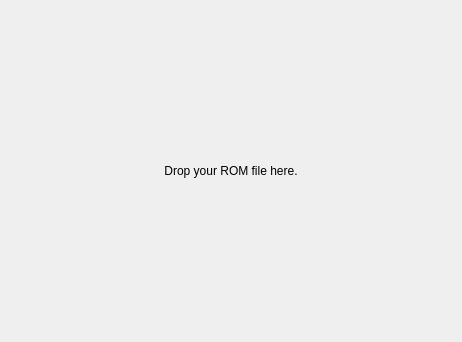
nirjacobson/Chromasound-Studio, file globals/romglobalswidget.ui: the form before one commit.
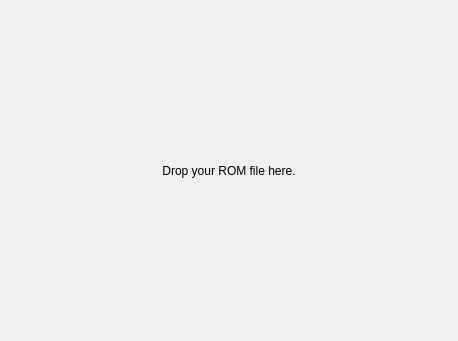
The form after the commit.

What changed in the file:
```diff
--- a/globals/romglobalswidget.ui
+++ b/globals/romglobalswidget.ui
@@ -6,7 +6,7 @@
    <rect>
     <x>0</x>
     <y>0</y>
-    <width>439</width>
+    <width>458</width>
     <height>341</height>
    </rect>
   </property>
@@ -14,10 +14,34 @@
    <string>Form</string>
   </property>
   <layout class="QGridLayout" name="gridLayout">
+   <property name="leftMargin">
+    <number>0</number>
+   </property>
+   <property name="topMargin">
+    <number>0</number>
+   </property>
+   <property name="rightMargin">
+    <number>0</number>
+   </property>
+   <property name="bottomMargin">
+    <number>0</number>
+   </property>
    <item row="0" column="0">
     <widget class="QStackedWidget" name="stackedWidget">
      <widget class="QWidget" name="page">
       <layout class="QGridLayout" name="gridLayout_2">
+       <property name="leftMargin">
+        <number>0</number>
+       </property>
+       <property name="topMargin">
+        <number>0</number>
+       </property>
+       <property name="rightMargin">
+        <number>0</number>
+       </property>
+       <property name="bottomMargin">
+        <number>0</number>
+       </property>
        <item row="0" column="0">
         <widget class="QLabel" name="label_2">
          <property name="text">
```
Left out of the diff: 12 changed lines with no effect on the pictures.
